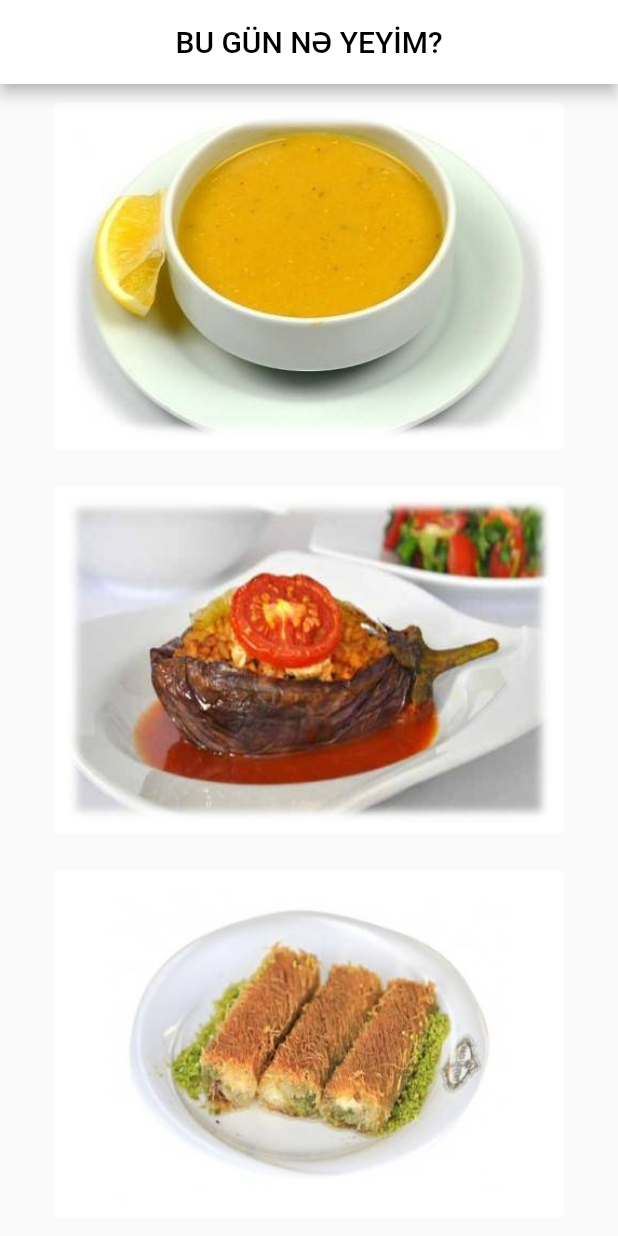
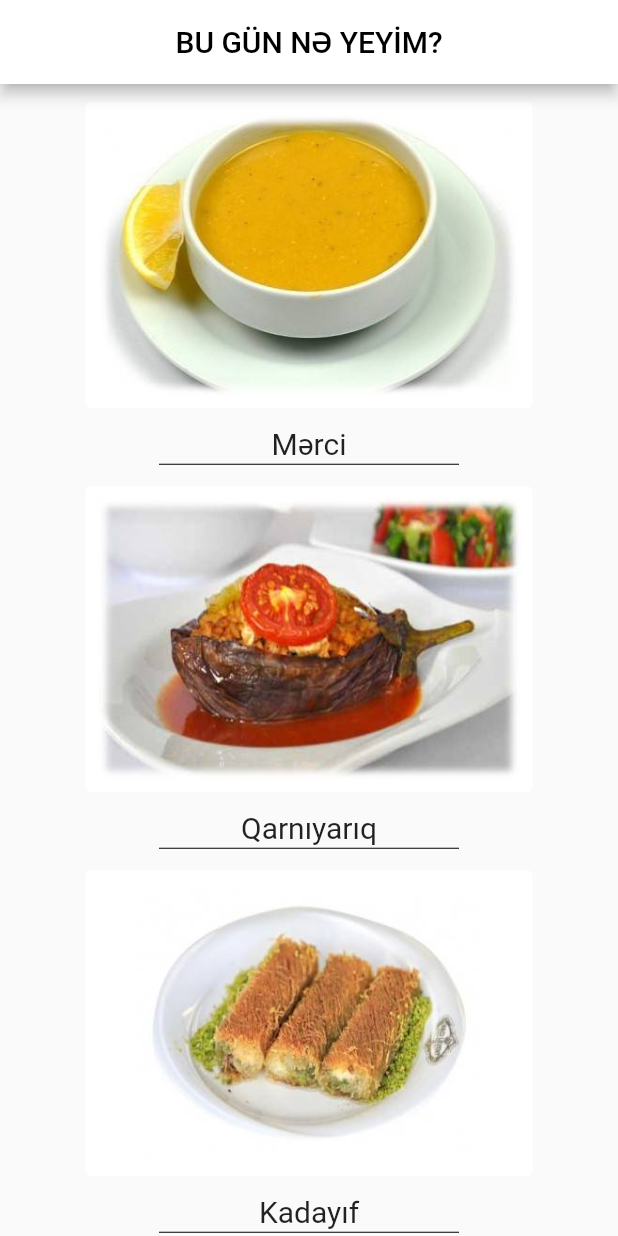
Before and after one commit to TahirGuliyev/i-eat-today-mobile-app, a Flutter app: the screen it shows after launch, on a phone screen of 412 x 824 dp. Run offline on Flutter 3.47's test engine with Material 2 defaults, Android fonts, the phone set to English and light mode, and no system bars.

Commit message:
Update main.dart

```diff
--- a/lib/main.dart
+++ b/lib/main.dart
@@ -38,6 +38,21 @@ class _FoodPageState extends State<FoodPage> {
   int sorbaNo = 1;
   int yemekNo = 1;
   int sirniyyatNo = 1;
+  List<String> sorbaAdlari = ['Mərci', 'Tarhana', 'Toyuq', 'Toy', 'Dovğa'];
+  List<String> yemekAdlari = [
+    'Qarnıyarıq',
+    'Mantı',
+    'Kuru Fasulye',
+    'İçli küftə',
+    'Balıq'
+  ];
+  List<String> sirniyyatAdlari = [
+    'Kadayıf',
+    'Türk paxlavası',
+    'Pudinq',
+    'Kazandibi',
+    'Dondurma'
+  ];
   void reloadFoods() {
     sorbaNo = Random().nextInt(5) + 1;
     sirniyyatNo = Random().nextInt(5) + 1;
@@ -62,6 +77,17 @@ class _FoodPageState extends State<FoodPage> {
                   child: Image.asset('assets/images/sorba_$sorbaNo.jpg')),
             ),
           ),
+          Text(
+            sorbaAdlari[sorbaNo - 1],
+            style: TextStyle(fontSize: 20),
+          ),
+          Container(
+            width: 200,
+            child: Divider(
+              height: 5,
+              color: Colors.black,
+            ),
+          ),
           Expanded(
             child: Padding(
               padding: const EdgeInsets.all(12.0),
@@ -73,6 +99,17 @@ class _FoodPageState extends State<FoodPage> {
                     setState(reloadFoods);
                   },
                   child: Image.asset('assets/images/yemek_$yemekNo.jpg')),
+            ),
+          ),
+          Text(
+            yemekAdlari[yemekNo - 1],
+            style: TextStyle(fontSize: 20),
+          ),
+          Container(
+            width: 200,
+            child: Divider(
+              height: 5,
+              color: Colors.black,
             ),
           ),
           Expanded(
@@ -89,6 +126,17 @@ class _FoodPageState extends State<FoodPage> {
                       Image.asset('assets/images/sirniyyat_$sirniyyatNo.jpg')),
             ),
           ),
+          Text(
+            sirniyyatAdlari[sirniyyatNo - 1],
+            style: TextStyle(fontSize: 20),
+          ),
+          Container(
+            width: 200,
+            child: Divider(
+              height: 5,
+              color: Colors.black,
+            ),
+          ),
         ],
       ),
     );
```
